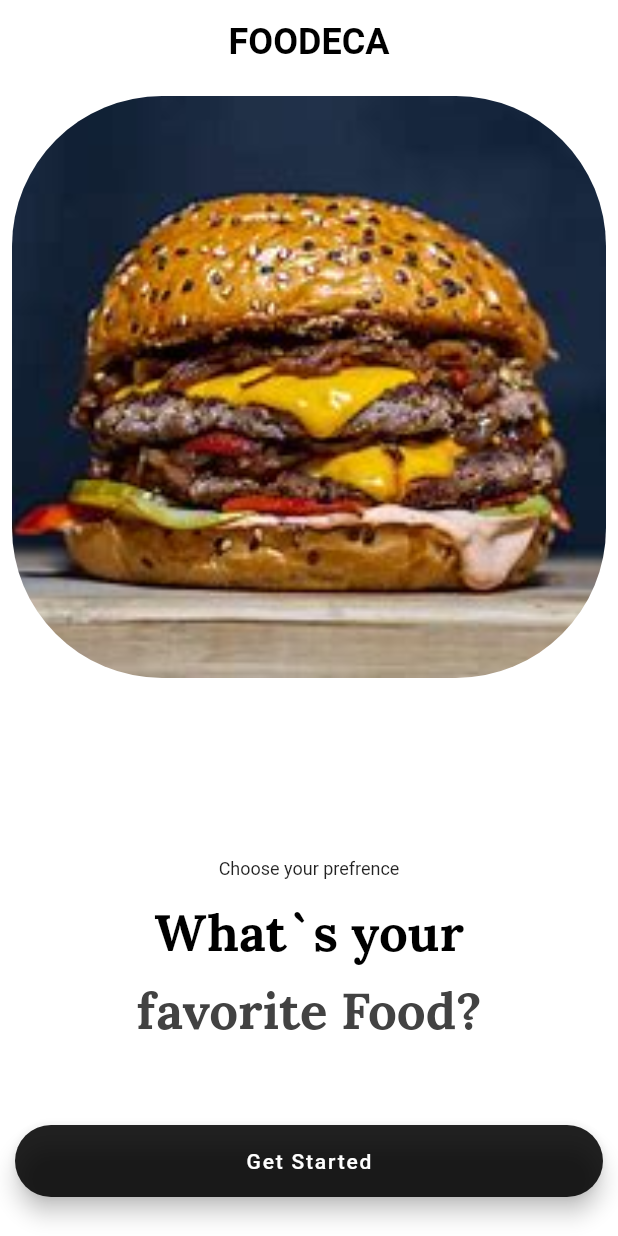
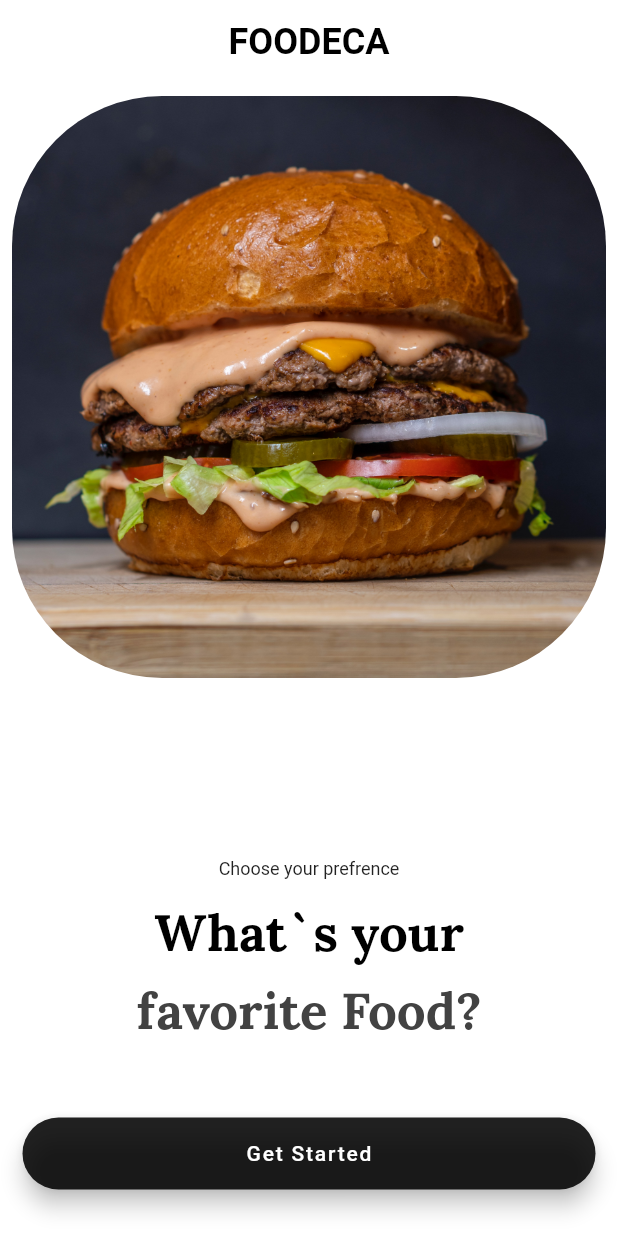
Before and after one commit to radG1t/food_delivery, a Flutter app: the screen it shows after launch, on a phone screen of 412 x 824 dp. Run offline on Flutter 3.47's test engine with Material 2 defaults, Android fonts, the phone set to English and light mode, and no system bars; our stand-ins replace google_fonts.

```diff
--- a/lib/startPage.dart
+++ b/lib/startPage.dart
@@ -32,7 +32,7 @@ class StartPage extends StatelessWidget {
                     borderRadius: BorderRadius.all(Radius.circular(100)),
                     child: Image(
                       image: AssetImage(
-                        'assets/burger.jpeg',
+                        'assets/burger.jpg',
                       ),
                       fit: BoxFit.fitHeight,
                       height: 500,
@@ -75,7 +75,7 @@ class StartPage extends StatelessWidget {
       ),
       floatingActionButtonLocation: FloatingActionButtonLocation.centerFloat,
       floatingActionButton: Padding(
-        padding: const EdgeInsets.all(10),
+        padding: const EdgeInsets.all(15),
         child: SizedBox(
           width: double.infinity,
           child: FloatingActionButton.extended(
```
Also changed, not shown: assets/burger.jpg (added).
